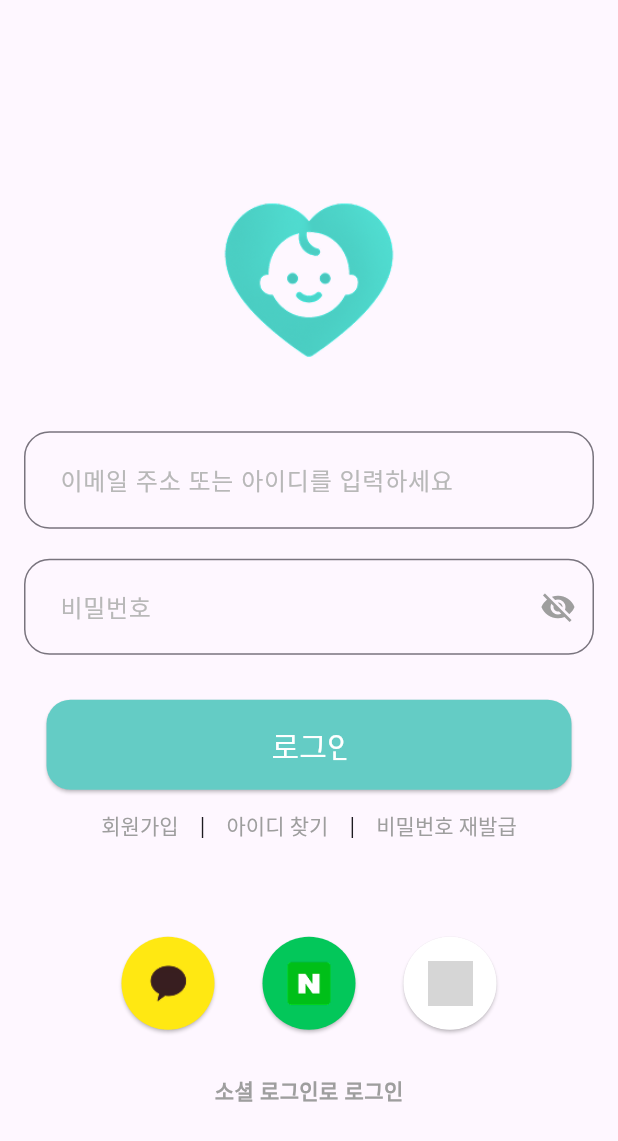
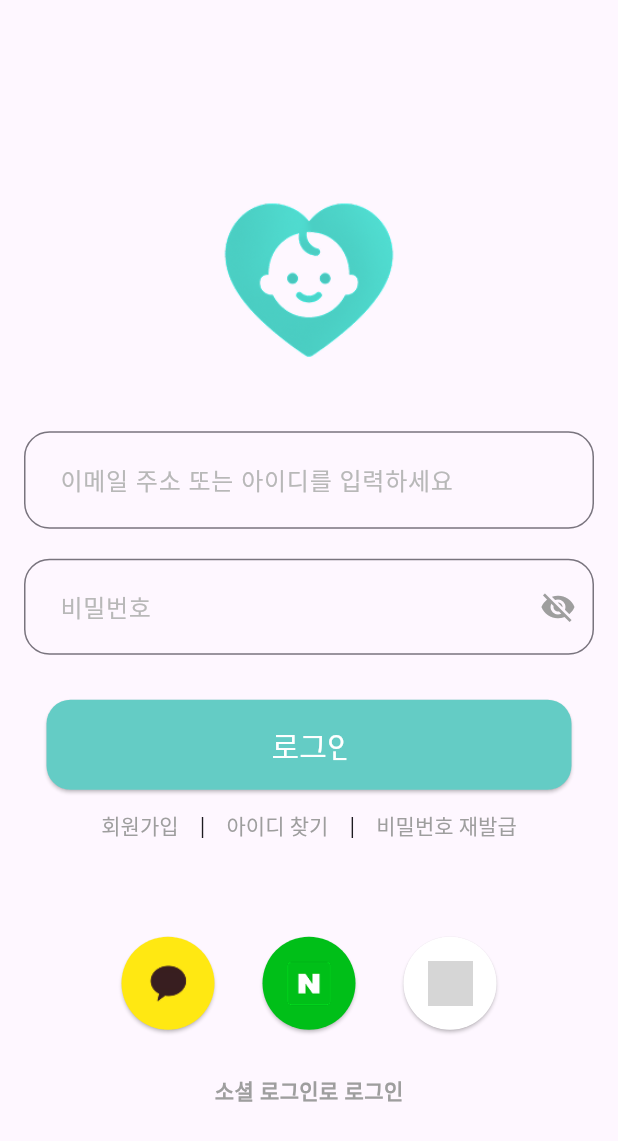
Before and after one commit to SMU-25/frontend, a Flutter app: the LoginScreen screen opened by its route, on a phone screen of 412 x 824 dp. Shown: the top 1141 px of the screen. Run offline on Flutter 3.47's test engine with Material 3 defaults, Android fonts, the phone set to English and light mode, and no system bars; our stand-ins replace email_validator, fl_chart, image_picker, table_calendar; accounts and stored records are empty; Roboto replaces fonts that are missing (BMJUA); grey boxes are pictures that could not be loaded.

Commit message:
✨ [Refactor] Update naver color in getSocialColor function

```diff
--- a/lib/common/component/social_login_button.dart
+++ b/lib/common/component/social_login_button.dart
@@ -3,7 +3,7 @@ import 'package:flutter/material.dart';
 Color getSocialColor(String type) {
   switch (type) {
     case 'naver':
-      return const Color(0xFF03C75A);
+      return const Color(0xFF00BF18);
     case 'kakao':
       return const Color(0xFFFFE812);
     case 'google':
```
